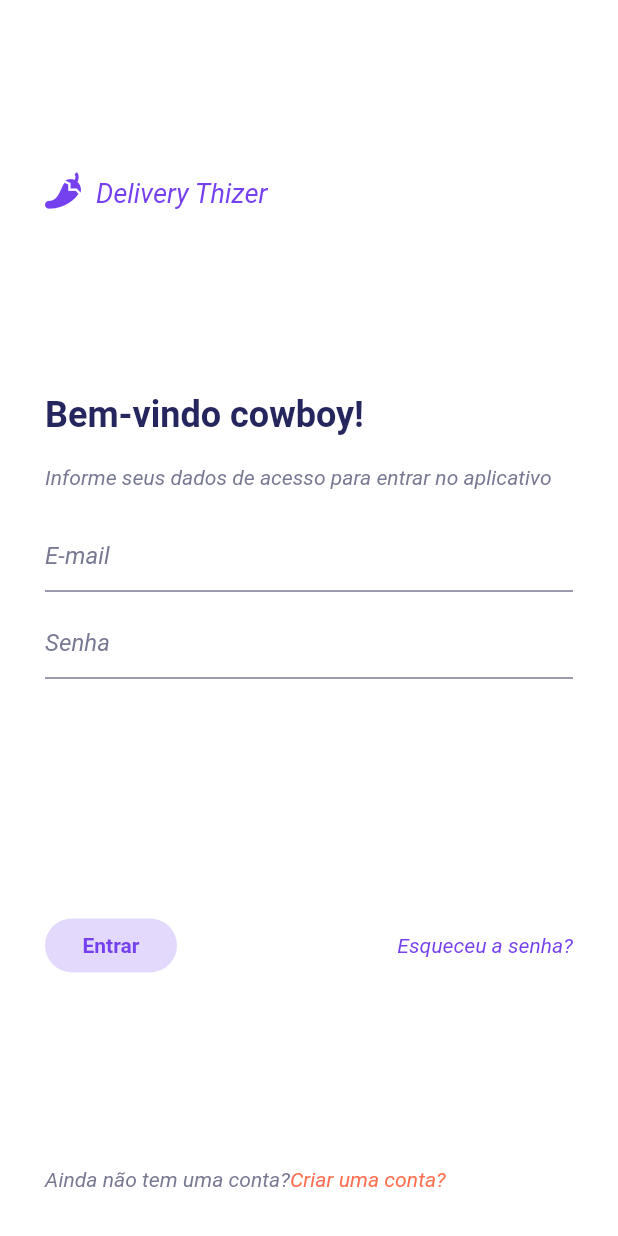
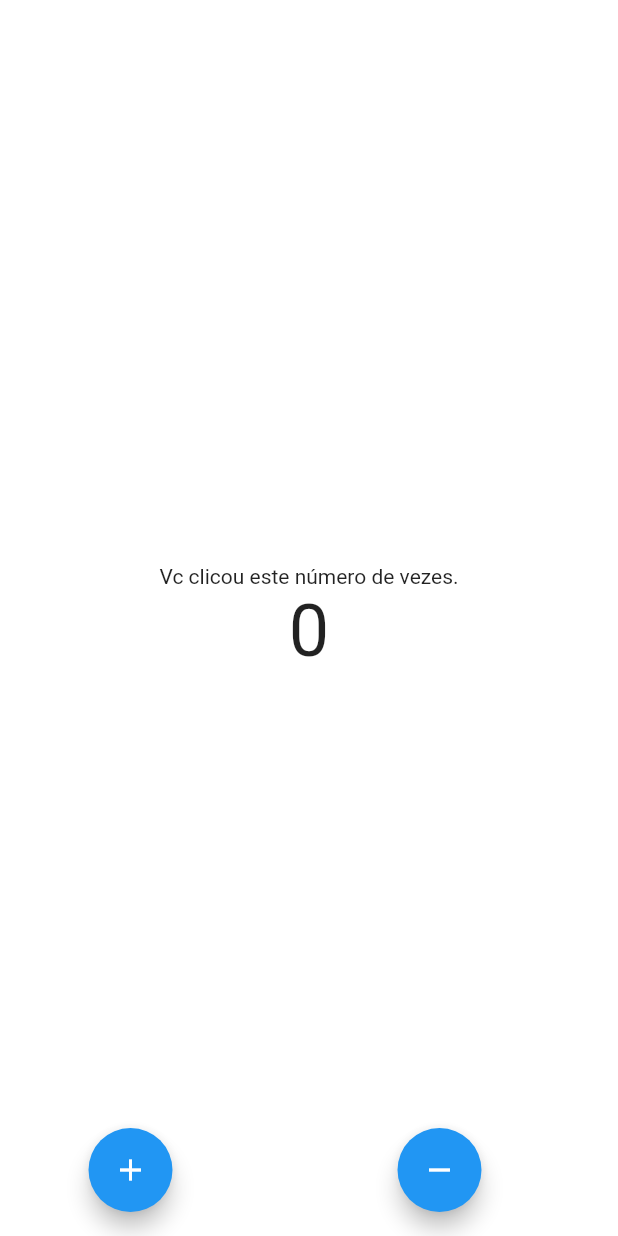
Before and after one commit to renatorv/delivery_thizer, a Flutter app: the screen it shows after launch, after a tap on "Entrar", on a phone screen of 412 x 824 dp. Run offline on Flutter 3.47's test engine with Material 2 defaults, Android fonts, the phone set to English and light mode, and no system bars; our stand-ins replace font_awesome_flutter, get, google_fonts; Roboto replaces fonts that are missing (Cantarell).

Commit message:
teste com counter

```diff
--- /dev/null
+++ b/lib/app/controller/counter_controller.dart
@@ -0,0 +1,13 @@
+import 'package:get/state_manager.dart';
+
+class CounterController extends GetxController {
+  final valor = 0.obs;
+
+  increment() {
+    valor.value++;
+  }
+
+  decrement() {
+    valor.value--;
+  }
+}
--- /dev/null
+++ b/lib/app/ui/counter.dart
@@ -0,0 +1,44 @@
+import 'package:delivery_thizer/app/controller/counter_controller.dart';
+import 'package:flutter/material.dart';
+import 'package:get/get.dart';
+import '../ui/layout.dart';
+
+class Counter extends StatelessWidget {
+  final CounterController controller = Get.put(CounterController());
+
+  @override
+  Widget build(BuildContext context) {
+    return Layout.render(
+      content: Center(
+        child: Column(
+          mainAxisAlignment: MainAxisAlignment.center,
+          children: [
+            Text('Vc clicou este número de vezes.'),
+            GetX<CounterController>(
+              builder: (counter) {
+                return Text(
+                  '${counter.valor.string}',
+                  style: TextStyle(fontSize: 48),
+                );
+              },
+            ),
+          ],
+        ),
+      ),
+      fab: Row(
+        mainAxisAlignment: MainAxisAlignment.spaceAround,
+        children: [
+          FloatingActionButton(
+            heroTag: 'x',
+            onPressed: () => controller.increment(),
+            child: Icon(Icons.add),
+          ),
+          FloatingActionButton(
+            onPressed: () => controller.decrement(),
+            child: Icon(Icons.remove),
+          ),
+        ],
+      ),
+    );
+  }
+}
--- /dev/null
+++ b/lib/app/ui/layout.dart
@@ -0,0 +1,18 @@
+import 'package:flutter/material.dart';
+
+class Layout {
+  //
+  static Widget render({
+    Widget content,
+    Widget fab,
+  }) {
+    return Scaffold(
+      backgroundColor: Colors.white,
+      body: SafeArea(
+        minimum: const EdgeInsets.all(30),
+        child: content,
+      ),
+      floatingActionButton: fab,
+    );
+  }
+}
--- /dev/null
+++ b/lib/app/ui/login/login_page.dart
@@ -0,0 +1,162 @@
+import 'package:flutter/material.dart';
+import 'package:font_awesome_flutter/font_awesome_flutter.dart';
+import 'package:get/get.dart';
+import '../layout.dart';
+
+class LoginPage extends StatelessWidget {
+  @override
+  Widget build(BuildContext context) {
+    // qdo o viewInsets for diferent de zero, significa que o teclado está abero
+    // assim pode-se fazer uma lógica para esconder algum elemento da tela.
+    var tecladoAberto = MediaQuery.of(context).viewInsets.bottom != 0;
+
+    return Layout.render(
+      fab: FloatingActionButton(
+        onPressed: () => null,
+        child: Text('R'),
+      ),
+      content: Column(
+        mainAxisSize: MainAxisSize.max,
+        crossAxisAlignment: CrossAxisAlignment.start,
+        children: [
+          tecladoAberto
+              ? SizedBox()
+              : Expanded(
+                  flex: 1,
+                  child: Row(
+                    crossAxisAlignment: CrossAxisAlignment.end,
+                    children: [
+                      Icon(FontAwesomeIcons.pepperHot,
+                          color: Color(0xFF7540EE)),
+                      SizedBox(width: 10),
+                      Text(
+                        'Delivery Thizer',
+                        style: TextStyle(
+                          fontSize: 18,
+                          fontStyle: FontStyle.italic,
+                          color: Color(0xFF7540EE),
+                        ),
+                      )
+                    ],
+                  ),
+                ),
+          Expanded(
+            flex: 4,
+            child: Column(
+              crossAxisAlignment: CrossAxisAlignment.start,
+              mainAxisAlignment: MainAxisAlignment.center,
+              children: [
+                Text(
+                  'Bem-vindo cowboy!',
+                  style: TextStyle(
+                    color: Color(0xFF25265E),
+                    fontSize: 24,
+                    fontWeight: FontWeight.bold,
+                  ),
+                ),
+                SizedBox(height: 20),
+                Text(
+                  'Informe seus dados de acesso para entrar no aplicativo',
+                  style: TextStyle(
+                    color: Color(0xFF787993),
+                    fontStyle: FontStyle.italic,
+                  ),
+                ),
+                SizedBox(height: 20),
+                TextFormField(
+                  decoration: InputDecoration(
+                    hintText: 'E-mail',
+                    hintStyle: TextStyle(
+                      fontSize: 16,
+                      color: Color(0xFF787993),
+                      fontStyle: FontStyle.italic,
+                    ),
+                    enabledBorder: UnderlineInputBorder(
+                      borderSide: BorderSide(
+                        color: Color(0xFF787993),
+                      ),
+                    ),
+                    focusedBorder: UnderlineInputBorder(
+                      borderSide: BorderSide(
+                        color: Color(0xFFDFDFE4),
+                      ),
+                    ),
+                  ),
+                ),
+                SizedBox(height: 10),
+                TextFormField(
+                  decoration: InputDecoration(
+                    hintText: 'Senha',
+                    hintStyle: TextStyle(
+                      fontSize: 16,
+                      color: Color(0xFF787993),
+                      fontStyle: FontStyle.italic,
+                    ),
+                    enabledBorder: UnderlineInputBorder(
+                      borderSide: BorderSide(
+                        color: Color(0xFF787993),
+                      ),
+                    ),
+                    focusedBorder: UnderlineInputBorder(
+                      borderSide: BorderSide(
+                        color: Color(0xFFDFDFE4),
+                      ),
+                    ),
+                  ),
+                ),
+              ],
+            ),
+          ),
+          Expanded(
+            flex: 1,
+            child: Row(
+              mainAxisAlignment: MainAxisAlignment.spaceBetween,
+              crossAxisAlignment: CrossAxisAlignment.center,
+              children: [
+                FlatButton(
+                  onPressed: () => Get.toNamed('/counter'),
+                  child: Text('Entrar',
+                      style: TextStyle(
+                        color: Color(0xFF7540EE),
+                        fontWeight: FontWeight.bold,
+                      )),
+                  color: Color(0xFF7540EE).withOpacity(.2),
+                  shape: RoundedRectangleBorder(
+                    borderRadius: BorderRadius.circular(25),
+                  ),
+                ),
+                Text(
+                  'Esqueceu a senha?',
+                  style: TextStyle(
+                      color: Color(0xFF7540EE), fontStyle: FontStyle.italic),
+                ),
+              ],
+            ),
+          ),
+          Expanded(
+            flex: 1,
+            child: Row(
+              crossAxisAlignment: CrossAxisAlignment.end,
+              children: [
+                Text(
+                  'Ainda não tem uma conta?',
+                  style: TextStyle(
+                    color: Color(0xFF787993),
+                    fontStyle: FontStyle.italic,
+                  ),
+                ),
+                Text(
+                  'Criar uma conta?',
+                  style: TextStyle(
+                    color: Color(0xFFFF7052),
+                    fontStyle: FontStyle.italic,
+                  ),
+                ),
+              ],
+            ),
+          ),
+        ],
+      ),
+    );
+  }
+}
--- a/lib/login_page.dart
+++ /dev/null
@@ -1,160 +0,0 @@
-import 'package:flutter/material.dart';
-import 'package:font_awesome_flutter/font_awesome_flutter.dart';
-
-class LoginPage extends StatelessWidget {
-  @override
-  Widget build(BuildContext context) {
-    // qdo o viewInsets for diferent de zero, significa que o teclado está abero
-    // assim pode-se fazer uma lógica para esconder algum elemento da tela.
-    var tecladoAberto = MediaQuery.of(context).viewInsets.bottom != 0;
-
-    return Scaffold(
-      backgroundColor: Colors.white,
-      body: SafeArea(
-        minimum: const EdgeInsets.all(30),
-        child: Column(
-          mainAxisSize: MainAxisSize.max,
-          crossAxisAlignment: CrossAxisAlignment.start,
-          children: [
-            tecladoAberto
-                ? SizedBox()
-                : Expanded(
-                    flex: 1,
-                    child: Row(
-                      crossAxisAlignment: CrossAxisAlignment.end,
-                      children: [
-                        Icon(FontAwesomeIcons.pepperHot,
-                            color: Color(0xFF7540EE)),
-                        SizedBox(width: 10),
-                        Text(
-                          'Delivery Thizer',
-                          style: TextStyle(
-                            fontSize: 18,
-                            fontStyle: FontStyle.italic,
-                            color: Color(0xFF7540EE),
-                          ),
-                        )
-                      ],
-                    ),
-                  ),
-            Expanded(
-              flex: 4,
-              child: Column(
-                crossAxisAlignment: CrossAxisAlignment.start,
-                mainAxisAlignment: MainAxisAlignment.center,
-                children: [
-                  Text(
-                    'Bem-vindo cowboy!',
-                    style: TextStyle(
-                      color: Color(0xFF25265E),
-                      fontSize: 24,
-                      fontWeight: FontWeight.bold,
-                    ),
-                  ),
-                  SizedBox(height: 20),
-                  Text(
-                    'Informe seus dados de acesso para entrar no aplicativo',
-                    style: TextStyle(
-                      color: Color(0xFF787993),
-                      fontStyle: FontStyle.italic,
-                    ),
-                  ),
-                  SizedBox(height: 20),
-                  TextFormField(
-                    decoration: InputDecoration(
-                      hintText: 'E-mail',
-                      hintStyle: TextStyle(
-                        fontSize: 16,
-                        color: Color(0xFF787993),
-                        fontStyle: FontStyle.italic,
-                      ),
-                      enabledBorder: UnderlineInputBorder(
-                        borderSide: BorderSide(
-                          color: Color(0xFF787993),
-                        ),
-                      ),
-                      focusedBorder: UnderlineInputBorder(
-                        borderSide: BorderSide(
-                          color: Color(0xFFDFDFE4),
-                        ),
-                      ),
-                    ),
-                  ),
-                  SizedBox(height: 10),
-                  TextFormField(
-                    decoration: InputDecoration(
-                      hintText: 'Senha',
-                      hintStyle: TextStyle(
-                        fontSize: 16,
-                        color: Color(0xFF787993),
-                        fontStyle: FontStyle.italic,
-                      ),
-                      enabledBorder: UnderlineInputBorder(
-                        borderSide: BorderSide(
-                          color: Color(0xFF787993),
-                        ),
-                      ),
-                      focusedBorder: UnderlineInputBorder(
-                        borderSide: BorderSide(
-                          color: Color(0xFFDFDFE4),
-                        ),
-                      ),
-                    ),
-                  ),
-                ],
-              ),
-            ),
-            Expanded(
-              flex: 1,
-              child: Row(
-                mainAxisAlignment: MainAxisAlignment.spaceBetween,
-                crossAxisAlignment: CrossAxisAlignment.center,
-                children: [
-                  FlatButton(
-                    onPressed: () => null,
-                    child: Text('Entrar',
-                        style: TextStyle(
-                          color: Color(0xFF7540EE),
-                          fontWeight: FontWeight.bold,
-                        )),
-                    color: Color(0xFF7540EE).withOpacity(.2),
-                    shape: RoundedRectangleBorder(
-                      borderRadius: BorderRadius.circular(25),
-                    ),
-                  ),
-                  Text(
-                    'Esqueceu a senha?',
-                    style: TextStyle(
-                        color: Color(0xFF7540EE), fontStyle: FontStyle.italic),
-                  ),
-                ],
-              ),
-            ),
-            Expanded(
-              flex: 1,
-              child: Row(
-                crossAxisAlignment: CrossAxisAlignment.end,
-                children: [
-                  Text(
-                    'Ainda não tem uma conta?',
-                    style: TextStyle(
-                      color: Color(0xFF787993),
-                      fontStyle: FontStyle.italic,
-                    ),
-                  ),
-                  Text(
-                    'Criar uma conta?',
-                    style: TextStyle(
-                      color: Color(0xFFFF7052),
-                      fontStyle: FontStyle.italic,
-                    ),
-                  ),
-                ],
-              ),
-            ),
-          ],
-        ),
-      ),
-    );
-  }
-}
--- a/lib/main.dart
+++ b/lib/main.dart
@@ -1,7 +1,9 @@
-import 'package:delivery_thizer/login_page.dart';
+import 'package:delivery_thizer/app/ui/login/login_page.dart';
 import 'package:flutter/material.dart';
 import 'package:get/get.dart';
 import 'package:google_fonts/google_fonts.dart';
+
+import 'app/ui/counter.dart';
 
 void main() => runApp(MyApp());
 
@@ -18,6 +20,9 @@ class MyApp extends StatelessWidget {
         textTheme: GoogleFonts.cantarellTextTheme(Theme.of(context).textTheme),
       ),
       home: LoginPage(),
+      routes: {
+        '/counter': (_) => Counter(),
+      },
     );
   }
 }
@@ -25,3 +30,4 @@ class MyApp extends StatelessWidget {
 //figma
 //dribble
 // gabul dev
+//20:00
```
